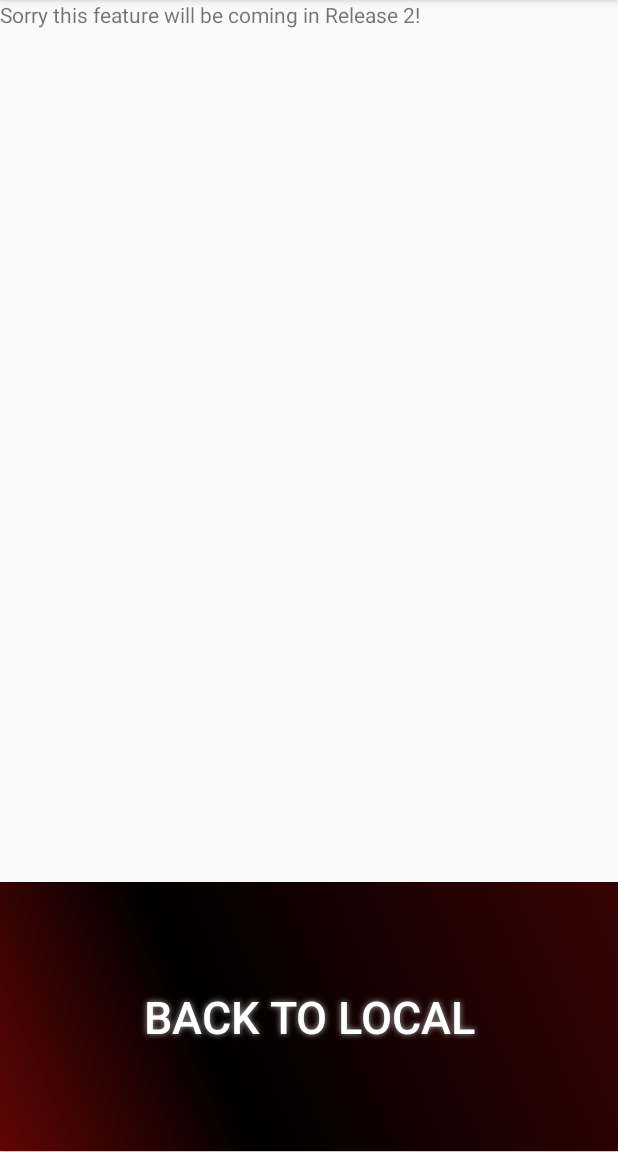
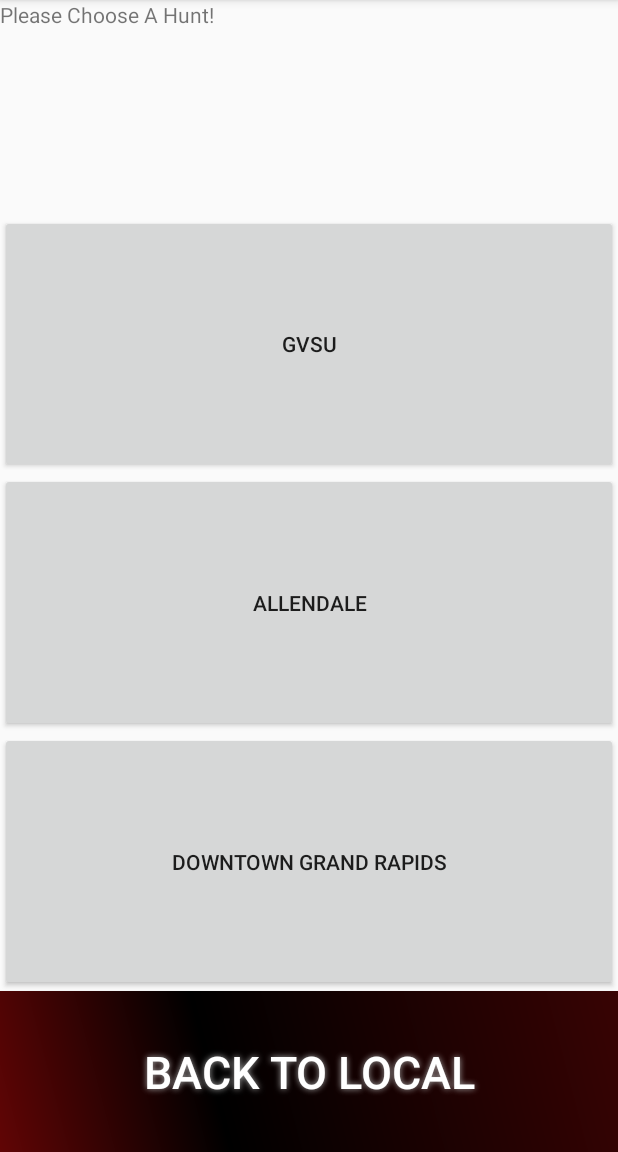
Before and after one commit to glynnja/TheHunt, an Android app: the Local screen opened directly, with no data from a screen before it, after a tap on "PRESAVED", on a phone screen of 412 x 824 dp, the part 84-1236 px from its top. Run offline under Robolectric (Android 15) with nearby library versions, the phone set to English and light mode, and no system bars.

Commit message:
Added to PreSaved

```diff
--- a/app/src/main/java/com/example/jacksonglynn/thehunt3/Finished.java
+++ b/app/src/main/java/com/example/jacksonglynn/thehunt3/Finished.java
@@ -12,7 +12,7 @@ import android.widget.TextView;
  *
  * The following class generates the Finished page of the Scavenger Hunt game.
  *
- * @author Jackson Glynn, Mason Mahoney, Austin van Kempen
+ * @author Jackson Glynn, Mason Mahoney, Austin VanKempen
  * @version (2/20/2017)
  **************************************************************************************************/
 public class Finished extends FinishedEasy {
@@ -64,7 +64,7 @@ public class Finished extends FinishedEasy {
                 i.addFlags(Intent.FLAG_ACTIVITY_CLEAR_TOP);
                 startActivity(i);
                 //Clears all data after going to main screen
-                m_listItems.clear();
+                mlistItems.clear();
             }
         });
     }
--- a/app/src/main/java/com/example/jacksonglynn/thehunt3/FinishedEasy.java
+++ b/app/src/main/java/com/example/jacksonglynn/thehunt3/FinishedEasy.java
@@ -13,7 +13,7 @@ import android.widget.Button;
  *
  * The following class generates the FinishedEasy page of the Scavenger Hunt game.
  *
- * @author Jackson Glynn, Mason Mahoney, Austin van Kempen
+ * @author Jackson Glynn, Mason Mahoney, Austin VanKempen
  * @version (2/20/2017)
  **************************************************************************************************/
 public class FinishedEasy extends Easy {
@@ -45,7 +45,7 @@ public class FinishedEasy extends Easy {
 
         //creates the list view and sets up how it looks and acts
         final ArrayAdapter<String> adpt = new ArrayAdapter<String>(this,
-         android.R.layout.simple_list_item_multiple_choice, m_listItems);
+         android.R.layout.simple_list_item_multiple_choice, mlistItems);
         hunt.setAdapter(adpt);
         hunt.setChoiceMode(ListView.CHOICE_MODE_MULTIPLE);
 
--- a/app/src/main/java/com/example/jacksonglynn/thehunt3/FrequentlyAskedQuestions.java
+++ b/app/src/main/java/com/example/jacksonglynn/thehunt3/FrequentlyAskedQuestions.java
@@ -12,7 +12,7 @@ import android.content.Intent;
  *
  * The following class generates the FrequentlyAskedQuestions page of the Scavenger Hunt game.
  *
- * @author Jackson Glynn, Mason Mahoney, Austin van Kempen
+ * @author Jackson Glynn, Mason Mahoney, Austin VanKempen
  * @version (2/20/2017)
  **************************************************************************************************/
 public class FrequentlyAskedQuestions extends ActionBarActivity {
--- a/app/src/main/java/com/example/jacksonglynn/thehunt3/Hard.java
+++ b/app/src/main/java/com/example/jacksonglynn/thehunt3/Hard.java
@@ -11,7 +11,7 @@ import android.widget.TextView;
  *
  * The following class generates the hard page of the Scavenger Hunt game.
  *
- * @author Jackson Glynn, Mason Mahoney, Austin van Kempen
+ * @author Jackson Glynn, Mason Mahoney, Austin VanKempen
  * @version (2/20/2017)
  **************************************************************************************************/
 public class Hard extends ScavengerHunt{
--- a/app/src/main/java/com/example/jacksonglynn/thehunt3/Local.java
+++ b/app/src/main/java/com/example/jacksonglynn/thehunt3/Local.java
@@ -9,12 +9,12 @@ import android.widget.Button;
  *
  * The following class generates the local page of the Scavenger Hunt game.
  *
- * @author Jackson Glynn, Mason Mahoney, Austin van Kempen
+ * @author Jackson Glynn, Mason Mahoney, Austin VanKempen
  * @version (2/20/2017)
  **************************************************************************************************/
 public class Local extends ScavengerHunt {
     /*Creates the buttons on the rules screen */
-    private Button preSaved, Easy, Hard, back;
+    private Button preSaved, easy, hard, back;
 
 
     /***********************************************************************************************
@@ -31,10 +31,10 @@ public class Local extends ScavengerHunt {
         preSaved = (Button) findViewById(R.id.PreSaved);
 
         //creates the Easy button and links them to the correct button in the class
-        Easy = (Button) findViewById(R.id.Easy);
+        easy = (Button) findViewById(R.id.Easy);
 
         //creates the Hard button and links them to the correct button in the class
-        Hard = (Button) findViewById(R.id.Hard);
+        hard = (Button) findViewById(R.id.Hard);
 
         //creates the back button and links them to the correct button in the class
         back = (Button) findViewById(R.id.back);
@@ -63,7 +63,7 @@ public class Local extends ScavengerHunt {
          * Creates the button listener for Easy. This tells the buttons what to do when it is
          * clicked.
          ******************************************************************************************/
-        Easy.setOnClickListener(new View.OnClickListener() {
+        easy.setOnClickListener(new View.OnClickListener() {
 
 
             /***************************************************************************************
@@ -82,7 +82,7 @@ public class Local extends ScavengerHunt {
          * Creates the button listener for Hard. This tells the buttons what to do when it is
          * clicked.
          ******************************************************************************************/
-        Hard.setOnClickListener(new View.OnClickListener() {
+        hard.setOnClickListener(new View.OnClickListener() {
 
 
             /***************************************************************************************
--- a/app/src/main/java/com/example/jacksonglynn/thehunt3/LocalRules.java
+++ b/app/src/main/java/com/example/jacksonglynn/thehunt3/LocalRules.java
@@ -12,7 +12,7 @@ import android.content.Intent;
  *
  * The following class generates the localRules page of the Scavenger Hunt game.
  *
- * @author Jackson Glynn, Mason Mahoney, Austin van Kempen
+ * @author Jackson Glynn, Mason Mahoney, Austin VanKempen
  * @version (2/20/2017)
  **************************************************************************************************/
 public class LocalRules extends ActionBarActivity {
--- a/app/src/main/java/com/example/jacksonglynn/thehunt3/MultiplayerRules.java
+++ b/app/src/main/java/com/example/jacksonglynn/thehunt3/MultiplayerRules.java
@@ -12,7 +12,7 @@ import android.content.Intent;
  *
  * The following class generates the multiplayerRules page of the Scavenger Hunt game.
  *
- * @author Jackson Glynn, Mason Mahoney, Austin van Kempen
+ * @author Jackson Glynn, Mason Mahoney, Austin VanKempen
  * @version (2/20/2017)
  **************************************************************************************************/
 public class MultiplayerRules extends ActionBarActivity {
--- a/app/src/main/java/com/example/jacksonglynn/thehunt3/ScavengerHunt.java
+++ b/app/src/main/java/com/example/jacksonglynn/thehunt3/ScavengerHunt.java
@@ -12,12 +12,12 @@ import android.view.View.OnClickListener;
  *
  * The following class generates a ScavengerHunt game
  *
- * @author Jackson Glynn, Mason Mahoney, Austin van Kempen
+ * @author Jackson Glynn, Mason Mahoney, Austin VanKempen
  * @version (2/20/2017)
  **************************************************************************************************/
 public class ScavengerHunt extends AppCompatActivity{
     /*Creates the buttons on the main screen */
-    private Button Local, Multiplayer, Rules;
+    private Button local, multiplayer, rules;
 
 
     /***********************************************************************************************
@@ -39,20 +39,20 @@ public class ScavengerHunt extends AppCompatActivity{
         final Context context = this;
 
             //creates the local button and links them to the correct button in the class
-            Local = (Button) findViewById(R.id.Local);
+            local = (Button) findViewById(R.id.Local);
 
             //creates the multiplayer button and links them to the correct button in the class
-            Multiplayer = (Button) findViewById(R.id.Multiplayer);
+            multiplayer = (Button) findViewById(R.id.Multiplayer);
 
             //creates the rules button and links them to the correct button in the class
-            Rules = (Button) findViewById(R.id.Rules);
+            rules = (Button) findViewById(R.id.Rules);
 
 
             /***************************************************************************************
              * Creates the button listener for local. This tells the buttons what to do when it is
              * clicked.
              **************************************************************************************/
-            Local.setOnClickListener(new OnClickListener() {
+            local.setOnClickListener(new OnClickListener() {
 
 
                 /***********************************************************************************
@@ -71,7 +71,7 @@ public class ScavengerHunt extends AppCompatActivity{
              * Creates the button listener for multiplayer. This tells the buttons what to do
              * when it is clicked.
              * ************************************************************************************/
-            Multiplayer.setOnClickListener(new View.OnClickListener() {
+            multiplayer.setOnClickListener(new View.OnClickListener() {
 
 
                 /***********************************************************************************
@@ -90,7 +90,7 @@ public class ScavengerHunt extends AppCompatActivity{
               * Creates the button listener for Rueles. This tells the buttons what to do when it is
               * clicked.
               *************************************************************************************/
-            Rules.setOnClickListener(new View.OnClickListener() {
+            rules.setOnClickListener(new View.OnClickListener() {
 
 
                 /***************************************************************************************
--- a/app/src/main/java/com/example/jacksonglynn/thehunt3/preSaved.java
+++ b/app/src/main/java/com/example/jacksonglynn/thehunt3/preSaved.java
@@ -11,12 +11,12 @@ import android.widget.TextView;
  *
  * The following class generates the preSaved page of the Scavenger Hunt game.
  *
- * @author Jackson Glynn, Mason Mahoney, Austin van Kempen
+ * @author Jackson Glynn, Mason Mahoney, Austin VanKempen
  * @version (2/20/2017)
  **************************************************************************************************/
 public class preSaved extends ScavengerHunt{
     /*Creates the back button */
-    private Button back;
+    private Button back, gvsu, allendale, downGR;
 
     /*Creates the Text shown in sorry*/
     private TextView sorry;
@@ -35,11 +35,20 @@ public class preSaved extends ScavengerHunt{
         //creates the back button and links it to the correct button in the class
         back = (Button) findViewById(R.id.back);
 
+        //creates the gvsu button and links it to the correct button in the class
+        gvsu = (Button) findViewById(R.id.GVSU);
+
+        //creates the gvsu button and links it to the correct button in the class
+        allendale = (Button) findViewById(R.id.Allendale);
+
+        //creates the gvsu button and links it to the correct button in the class
+        downGR = (Button) findViewById(R.id.DowntownGR);
+
         //creates the text and links it to the correct text box in the xml
         sorry = (TextView) findViewById(R.id.sorry);
 
         //Tells the text box sorry what to put into it.
-        sorry.setText("Sorry this feature will be coming in Release 2!");
+        sorry.setText("Please Choose A Hunt!");
         sorry.setMovementMethod(new ScrollingMovementMethod());
 
 
@@ -60,5 +69,62 @@ public class preSaved extends ScavengerHunt{
                 startActivity(intent);
             }
         });
+
+
+        /*******************************************************************************************
+         * Creates the button listener for back. This tells the buttons what to do when it is
+         * clicked.
+         ******************************************************************************************/
+        gvsu.setOnClickListener(new View.OnClickListener() {
+
+
+            /***************************************************************************************
+             * tells the back button to go back to the local class
+             * @param v - the button when clicked
+             **************************************************************************************/
+            @Override
+            public void onClick(View v) {
+                Intent intent = new Intent(getApplicationContext(), preGVSU.class);
+                startActivity(intent);
+            }
+        });
+
+
+        /*******************************************************************************************
+         * Creates the button listener for back. This tells the buttons what to do when it is
+         * clicked.
+         ******************************************************************************************/
+        allendale.setOnClickListener(new View.OnClickListener() {
+
+
+            /***************************************************************************************
+             * tells the back button to go back to the local class
+             * @param v - the button when clicked
+             **************************************************************************************/
+            @Override
+            public void onClick(View v) {
+                Intent intent = new Intent(getApplicationContext(), preAllendale.class);
+                startActivity(intent);
+            }
+        });
+
+
+        /*******************************************************************************************
+         * Creates the button listener for back. This tells the buttons what to do when it is
+         * clicked.
+         ******************************************************************************************/
+        downGR.setOnClickListener(new View.OnClickListener() {
+
+
+            /***************************************************************************************
+             * tells the back button to go back to the local class
+             * @param v - the button when clicked
+             **************************************************************************************/
+            @Override
+            public void onClick(View v) {
+                Intent intent = new Intent(getApplicationContext(), preDownGR.class);
+                startActivity(intent);
+            }
+        });
     }
 }
--- a/app/src/main/res/layout/pre_saved.xml
+++ b/app/src/main/res/layout/pre_saved.xml
@@ -9,13 +9,34 @@
         android:layout_width="match_parent"
         android:layout_height="wrap_content"
         android:id="@+id/sorry"
-        android:layout_weight="1" />
+        android:layout_weight="0.16" />
+
+    <Button
+        android:text="GVSU"
+        android:layout_width="match_parent"
+        android:layout_height="wrap_content"
+        android:id="@+id/GVSU"
+        android:layout_weight="0.16" />
+
+    <Button
+        android:text="Allendale"
+        android:layout_width="match_parent"
+        android:layout_height="wrap_content"
+        android:id="@+id/Allendale"
+        android:layout_weight="0.16" />
+
+    <Button
+        android:text="Downtown Grand Rapids"
+        android:layout_width="match_parent"
+        android:layout_height="wrap_content"
+        android:id="@+id/DowntownGR"
+        android:layout_weight="0.16" />
 
     <Button
         android:text="Back To Local"
         android:textColor="#FFFFFF"
         android:textSize="30sp"
-        android:layout_weight="0.21"
+        android:layout_weight="0.06"
         android:background="@drawable/buttonshape4"
         android:shadowColor="#A8A8A8"
         android:shadowDx="0"
```
Also changed, not shown: app/src/main/AndroidManifest.xml (+18 -0 lines), app/src/main/java/com/example/jacksonglynn/thehunt3/Easy.java (+12 -4 lines), app/src/main/java/com/example/jacksonglynn/thehunt3/Rules.java (+6 -6 lines), app/src/main/java/com/example/jacksonglynn/thehunt3/preAllendale.java (added, +87 -0 lines), app/src/main/java/com/example/jacksonglynn/thehunt3/preDownGR.java (added, +87 -0 lines), app/src/main/java/com/example/jacksonglynn/thehunt3/preGVSU.java (added, +87 -0 lines), app/src/main/res/layout/pre_allendale.xml (added, +25 -0 lines), app/src/main/res/layout/pre_downgr.xml (added, +25 -0 lines), app/src/main/res/layout/pre_gvsu.xml (added, +25 -0 lines).
